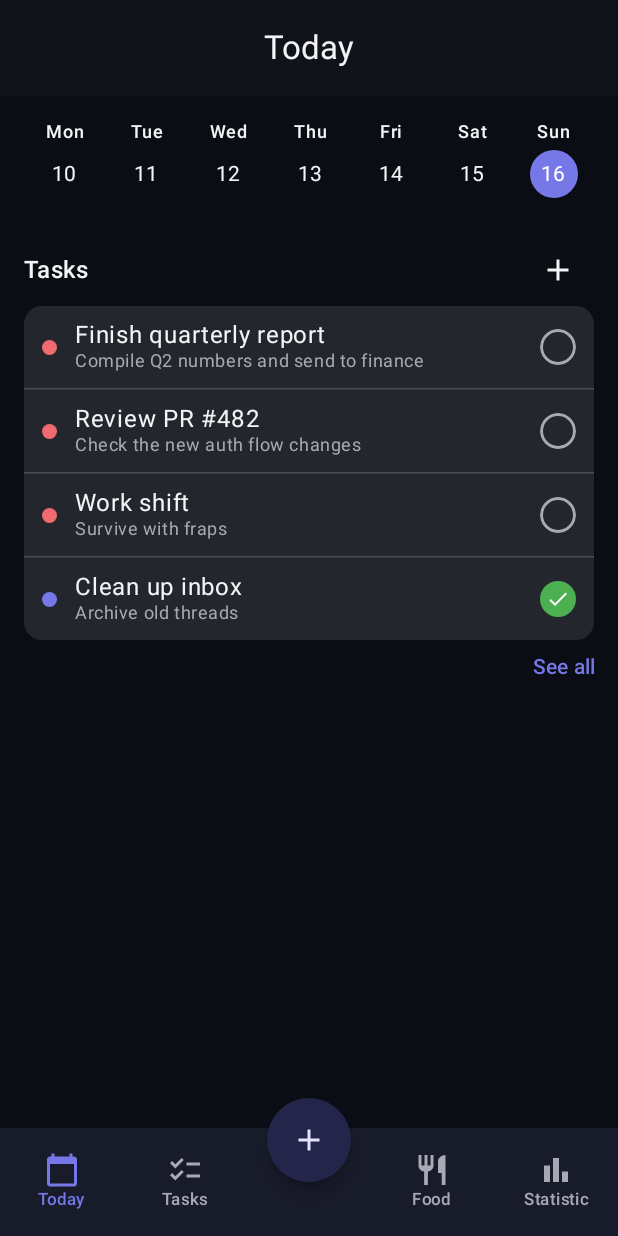
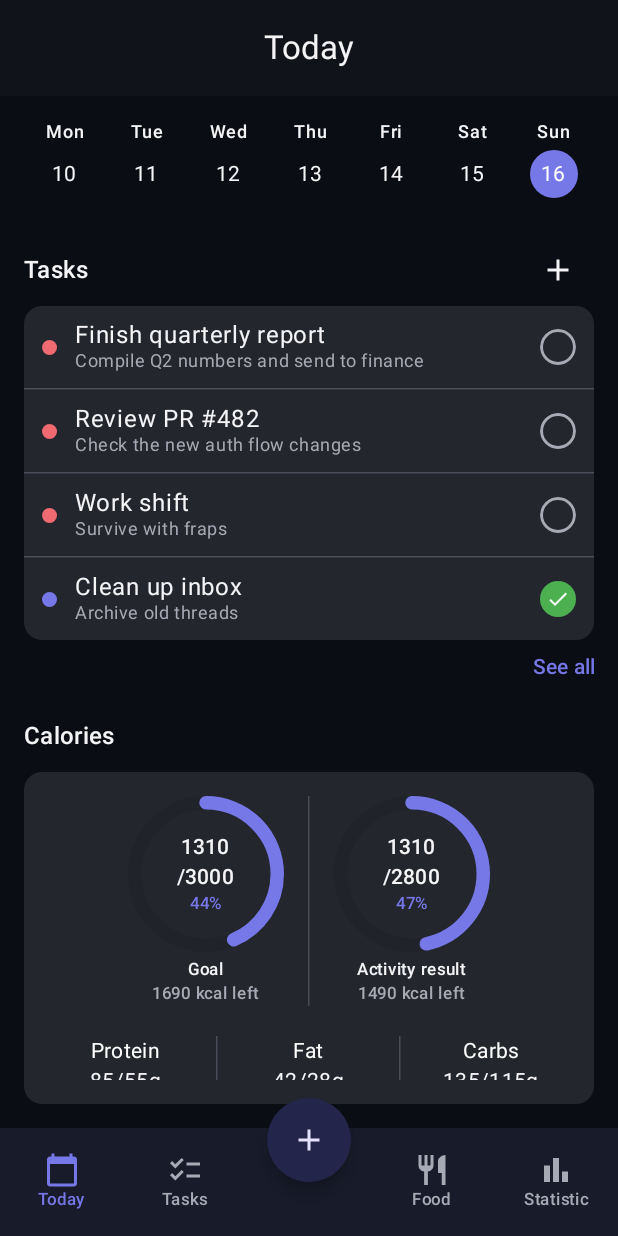
Before and after one commit to PLDima/TaskCal, an Android app built with Jetpack Compose: the screen it shows after launch (MainActivity), on a phone screen of 412 x 824 dp. Run offline under Robolectric (Android 15) with nearby library versions, the phone set to English and light mode, and no system bars; our stand-ins replace Dagger/Hilt's generated code; libraries missing offline, so code that uses them is left out: androidx.hilt.lifecycle.

Commit message:
TKC - 3 - Calories section and mocked data.

```diff
--- /dev/null
+++ b/app/src/main/java/inc/dimasic/taskcal/model/FoodEntry.kt
@@ -0,0 +1,22 @@
+package inc.dimasic.taskcal.model
+
+import java.time.LocalDate
+import java.util.UUID
+
+data class FoodEntry(
+    val id: String = UUID.randomUUID().toString(),
+    val date: LocalDate,
+    val mealType: MealType,
+    val calories: Int,
+    val protein: Double,
+    val carbs: Double,
+    val fat: Double,
+    val note: String,
+)
+
+enum class MealType(val label: String) {
+    BREAKFAST("Breakfast"),
+    LUNCH("Lunch"),
+    DINNER("Dinner"),
+    SNACK("Snack"),
+}
--- a/app/src/main/java/inc/dimasic/taskcal/model/Task.kt
+++ b/app/src/main/java/inc/dimasic/taskcal/model/Task.kt
@@ -1,15 +1,13 @@
 package inc.dimasic.taskcal.model
 
-import java.time.LocalDate
 import java.util.UUID
 
 data class Task(
     val id: String = UUID.randomUUID().toString(),
-    val name: String,
+    val title: String,
     val description: String,
     val priority: Priority,
-    val status: Status,
-    val date: LocalDate,
+    val recurrenceType: RecurrenceType,
 )
 
 enum class Priority(val label: String) {
@@ -18,8 +16,9 @@ enum class Priority(val label: String) {
     HIGH("High"),
 }
 
-enum class Status(val label: String) {
-    TODO("To Do"),
-    IN_PROGRESS("In Progress"),
-    DONE("Done"),
+enum class RecurrenceType(val label: String) {
+    NONE("None"),
+    DAILY("Daily"),
+    WEEKLY("Weekly"),
+    MONTHLY("Monthly"),
 }
--- /dev/null
+++ b/app/src/main/java/inc/dimasic/taskcal/model/TaskOccurrence.kt
@@ -0,0 +1,19 @@
+package inc.dimasic.taskcal.model
+
+import java.time.LocalDate
+import java.time.LocalTime
+import java.util.UUID
+
+data class TaskOccurrence(
+    val id: String = UUID.randomUUID().toString(),
+    val taskId: String,
+    val date: LocalDate,
+    val scheduledTime: LocalTime?,
+    val status: Status,
+)
+
+enum class Status(val label: String) {
+    TODO("To Do"),
+    IN_PROGRESS("In Progress"),
+    DONE("Done"),
+}
--- /dev/null
+++ b/app/src/main/java/inc/dimasic/taskcal/model/UserProfile.kt
@@ -0,0 +1,28 @@
+package inc.dimasic.taskcal.model
+
+import java.time.LocalDate
+import java.util.UUID
+
+data class UserProfile(
+    val id: String = UUID.randomUUID().toString(),
+    val name: String,
+    val email: String,
+    val gender: Gender,
+    val dateOfBirth: LocalDate,
+    val height: Double,
+    val weight: Double,
+    val nutritionGoal: NutritionGoal,
+)
+
+enum class Gender(val label: String) {
+    MALE("Male"),
+    FEMALE("Female"),
+    OTHER("Other"),
+}
+
+data class NutritionGoal(
+    val calories: Int,
+    val protein: Double,
+    val carbs: Double,
+    val fat: Double,
+)
--- /dev/null
+++ b/app/src/main/java/inc/dimasic/taskcal/ui/screens/CaloriesSection.kt
@@ -0,0 +1,257 @@
+package inc.dimasic.taskcal.ui.screens
+
+import androidx.compose.foundation.Canvas
+import androidx.compose.foundation.background
+import androidx.compose.foundation.layout.Arrangement
+import androidx.compose.foundation.layout.Box
+import androidx.compose.foundation.layout.Column
+import androidx.compose.foundation.layout.IntrinsicSize
+import androidx.compose.foundation.layout.Row
+import androidx.compose.foundation.layout.Spacer
+import androidx.compose.foundation.layout.fillMaxHeight
+import androidx.compose.foundation.layout.fillMaxWidth
+import androidx.compose.foundation.layout.height
+import androidx.compose.foundation.layout.padding
+import androidx.compose.foundation.layout.size
+import androidx.compose.foundation.layout.width
+import androidx.compose.foundation.shape.RoundedCornerShape
+import androidx.compose.material3.MaterialTheme
+import androidx.compose.material3.Text
+import androidx.compose.material3.VerticalDivider
+import androidx.compose.runtime.Composable
+import androidx.compose.ui.Alignment
+import androidx.compose.ui.Modifier
+import androidx.compose.ui.draw.clip
+import androidx.compose.ui.geometry.Offset
+import androidx.compose.ui.geometry.Size
+import androidx.compose.ui.graphics.Color
+import androidx.compose.ui.graphics.StrokeCap
+import androidx.compose.ui.graphics.drawscope.Stroke
+import androidx.compose.ui.unit.dp
+import androidx.compose.ui.unit.sp
+import inc.dimasic.taskcal.ui.theme.ItemBackground
+import inc.dimasic.taskcal.ui.theme.ItemSplitter
+import kotlin.math.roundToInt
+
+@Composable
+fun CaloriesSection(
+    calories: CaloriesSummary,
+    modifier: Modifier = Modifier,
+) {
+    Column(modifier = modifier.fillMaxWidth()) {
+        Text(text = "Calories", style = MaterialTheme.typography.titleMedium)
+
+        Column(
+            modifier = Modifier
+                .fillMaxWidth()
+                .padding(top = 12.dp)
+                .clip(RoundedCornerShape(12.dp))
+                .background(ItemBackground)
+                .padding(16.dp),
+        ) {
+            Row(
+                modifier = Modifier
+                    .fillMaxWidth()
+                    .height(IntrinsicSize.Min),
+                horizontalArrangement = Arrangement.spacedBy(16.dp, Alignment.CenterHorizontally),
+                verticalAlignment = Alignment.CenterVertically,
+            ) {
+                CaloriesProgress(
+                    used = calories.caloriesUsed,
+                    total = calories.caloriesGoal,
+                    caption = "Goal",
+                )
+                VerticalDivider(modifier = Modifier.fillMaxHeight(), color = ItemSplitter)
+                CaloriesProgress(
+                    used = calories.caloriesUsed,
+                    total = calories.caloriesBurned,
+                    caption = "Activity result",
+                )
+            }
+
+            Row(
+                modifier = Modifier
+                    .fillMaxWidth()
+                    .padding(top = 20.dp)
+                    .height(IntrinsicSize.Min),
+                verticalAlignment = Alignment.CenterVertically,
+            ) {
+                MacroRow(
+                    label = "Protein",
+                    used = calories.proteinUsed,
+                    goal = calories.proteinGoal,
+                    modifier = Modifier.weight(1f),
+                )
+                VerticalDivider(
+                    modifier = Modifier.fillMaxHeight().padding(horizontal = 8.dp),
+                    color = ItemSplitter,
+                )
+                MacroRow(
+                    label = "Fat",
+                    used = calories.fatUsed,
+                    goal = calories.fatGoal,
+                    modifier = Modifier.weight(1f),
+                )
+                VerticalDivider(
+                    modifier = Modifier.fillMaxHeight().padding(horizontal = 8.dp),
+                    color = ItemSplitter,
+                )
+                MacroRow(
+                    label = "Carbs",
+                    used = calories.carbsUsed,
+                    goal = calories.carbsGoal,
+                    modifier = Modifier.weight(1f),
+                )
+            }
+        }
+    }
+}
+
+@Composable
+private fun CaloriesProgress(
+    used: Int,
+    total: Int,
+    caption: String,
+    modifier: Modifier = Modifier,
+) {
+    val fraction = if (total > 0) (used.toFloat() / total.toFloat()).coerceIn(0f, 1f) else 0f
+    val remaining = (total - used).coerceAtLeast(0)
+    val over = (used - total).coerceAtLeast(0)
+    val percent = (fraction * 100).roundToInt()
+    val trackColor = MaterialTheme.colorScheme.surfaceVariant
+    val progressColor = MaterialTheme.colorScheme.primary
+    val size = 104.dp
+
+    Column(horizontalAlignment = Alignment.CenterHorizontally) {
+        Box(
+            modifier = modifier.size(size),
+            contentAlignment = Alignment.Center,
+        ) {
+            Canvas(modifier = Modifier.size(size)) {
+                val strokeWidth = 9.dp.toPx()
+                val arcSize = Size(this.size.width - strokeWidth, this.size.height - strokeWidth)
+                val topLeft = Offset(strokeWidth / 2, strokeWidth / 2)
+
+                drawArc(
+                    color = trackColor,
+                    startAngle = -90f,
+                    sweepAngle = 360f,
+                    useCenter = false,
+                    topLeft = topLeft,
+                    size = arcSize,
+                    style = Stroke(width = strokeWidth, cap = StrokeCap.Round),
+                )
+                drawArc(
+                    color = progressColor,
+                    startAngle = -90f,
+                    sweepAngle = 360f * fraction,
+                    useCenter = false,
+                    topLeft = topLeft,
+                    size = arcSize,
+                    style = Stroke(width = strokeWidth, cap = StrokeCap.Round),
+                )
+            }
+
+            Column(horizontalAlignment = Alignment.CenterHorizontally) {
+                Text(
+                    text = "$used",
+                    style = MaterialTheme.typography.titleSmall,
+                    maxLines = 1,
+                )
+                Text(
+                    text = "/$total",
+                    style = MaterialTheme.typography.titleSmall,
+                    maxLines = 1,
+                )
+                Text(
+                    text = "$percent%",
+                    style = MaterialTheme.typography.labelSmall,
+                    color = MaterialTheme.colorScheme.primary,
+                )
+            }
+        }
+
+        Text(
+            text = caption,
+            style = MaterialTheme.typography.labelSmall,
+            modifier = Modifier.padding(top = 4.dp),
+        )
+        Text(
+            text = if (used > total) "$over kcal over" else "$remaining kcal left",
+            style = MaterialTheme.typography.labelSmall,
+            color = if (used > total) MaterialTheme.colorScheme.error else MaterialTheme.colorScheme.onSurfaceVariant,
+        )
+    }
+}
+
+@Composable
+private fun MacroRow(
+    label: String,
+    used: Double,
+    goal: Double,
+    modifier: Modifier = Modifier,
+) {
+    val remaining = (goal - used).coerceAtLeast(0.0)
+    val fraction = if (goal > 0) (used / goal).toFloat().coerceIn(0f, 1f) else 0f
+    val percent = (fraction * 100).roundToInt()
+
+    Column(
+        modifier = modifier,
+        horizontalAlignment = Alignment.CenterHorizontally,
+    ) {
+        Text(
+            text = label,
+            style = MaterialTheme.typography.bodyMedium,
+            color = Color.White,
+        )
+        Text(
+            text = "${used.roundToInt()}/${remaining.roundToInt()}g",
+            style = MaterialTheme.typography.bodyMedium,
+        )
+        Spacer(modifier = Modifier.height(6.dp))
+        MacroProgressBar(fraction = fraction, modifier = Modifier.width(56.dp))
+        Text(
+            text = "$percent%",
+            style = MaterialTheme.typography.labelSmall.copy(fontSize = 9.sp),
+            color = MaterialTheme.colorScheme.primary,
+            modifier = Modifier.padding(top = 2.dp),
+        )
+    }
+}
+
+@Composable
+private fun MacroProgressBar(
+    fraction: Float,
+    modifier: Modifier = Modifier,
+) {
+    Box(
+        modifier = modifier
+            .height(4.dp)
+            .clip(RoundedCornerShape(2.dp))
+            .background(MaterialTheme.colorScheme.surfaceVariant),
+    ) {
+        Box(
+            modifier = Modifier
+                .fillMaxHeight()
+                .fillMaxWidth(fraction)
+                .clip(RoundedCornerShape(2.dp))
+                .background(MaterialTheme.colorScheme.primary),
+        )
+    }
+}
+
+data class CaloriesSummary(
+    val caloriesUsed: Int,
+    val caloriesGoal: Int,
+    val caloriesBurned: Int,
+    val proteinUsed: Double,
+    val proteinGoal: Double,
+    val carbsUsed: Double,
+    val carbsGoal: Double,
+    val fatUsed: Double,
+    val fatGoal: Double,
+) {
+    companion object {
+        val Empty = CaloriesSummary(0, 0, 0, 0.0, 0.0, 0.0, 0.0, 0.0, 0.0)
+    }
+}
--- a/app/src/main/java/inc/dimasic/taskcal/ui/screens/TasksSection.kt
+++ b/app/src/main/java/inc/dimasic/taskcal/ui/screens/TasksSection.kt
@@ -32,7 +32,6 @@ import androidx.compose.ui.text.style.TextAlign
 import androidx.compose.ui.unit.dp
 import inc.dimasic.taskcal.model.Priority
 import inc.dimasic.taskcal.model.Status
-import inc.dimasic.taskcal.model.Task
 import inc.dimasic.taskcal.ui.theme.ItemBackground
 import inc.dimasic.taskcal.ui.theme.ItemSplitter
 import inc.dimasic.taskcal.ui.theme.StatusDoneGreen
@@ -41,9 +40,9 @@ private const val VISIBLE_TASK_COUNT = 4
 
 @Composable
 fun TasksSection(
-    tasks: List<Task>,
+    tasks: List<TaskListItem>,
     onSeeAllClick: () -> Unit,
-    onTaskCheckedChange: (Task) -> Unit,
+    onTaskCheckedChange: (TaskListItem) -> Unit,
     modifier: Modifier = Modifier,
 ) {
     val visibleTasks = tasks
@@ -97,7 +96,7 @@ fun TasksSection(
 
 @Composable
 private fun TaskItem(
-    task: Task,
+    task: TaskListItem,
     onCheckedChange: () -> Unit,
     modifier: Modifier = Modifier,
 ) {
@@ -115,7 +114,7 @@ private fun TaskItem(
                 .background(priorityColor(task.priority)),
         )
         Column(modifier = Modifier.weight(1f)) {
-            Text(text = task.name, style = MaterialTheme.typography.bodyLarge)
+            Text(text = task.title, style = MaterialTheme.typography.bodyLarge)
             Text(
                 text = task.description,
                 style = MaterialTheme.typography.bodySmall,
--- a/app/src/main/java/inc/dimasic/taskcal/ui/screens/TodayScreen.kt
+++ b/app/src/main/java/inc/dimasic/taskcal/ui/screens/TodayScreen.kt
@@ -40,6 +40,7 @@ fun TodayScreen(
     val weekDates = remember(monday) { (0..6).map { monday.plusDays(it.toLong()) } }
     val selectedDate by viewModel.selectedDate.collectAsState()
     val tasks by viewModel.tasksForSelectedDate.collectAsState()
+    val calories by viewModel.caloriesForSelectedDate.collectAsState()
 
     Column(modifier = modifier.fillMaxWidth().padding(16.dp)) {
         Row(
@@ -62,7 +63,14 @@ fun TodayScreen(
             onSeeAllClick = {
                 // TODO: navigate to Tasks screen
             },
-            onTaskCheckedChange = { task -> viewModel.toggleTaskCompletion(task.id) },
+            onTaskCheckedChange = { task -> viewModel.toggleTaskCompletion(task.occurrenceId) },
+            modifier = Modifier
+                .fillMaxWidth()
+                .padding(top = 24.dp),
+        )
+
+        CaloriesSection(
+            calories = calories,
             modifier = Modifier
                 .fillMaxWidth()
                 .padding(top = 24.dp),
--- a/app/src/main/java/inc/dimasic/taskcal/ui/screens/TodayViewModel.kt
+++ b/app/src/main/java/inc/dimasic/taskcal/ui/screens/TodayViewModel.kt
@@ -3,9 +3,16 @@ package inc.dimasic.taskcal.ui.screens
 import androidx.lifecycle.ViewModel
 import androidx.lifecycle.viewModelScope
 import dagger.hilt.android.lifecycle.HiltViewModel
+import inc.dimasic.taskcal.model.FoodEntry
+import inc.dimasic.taskcal.model.Gender
+import inc.dimasic.taskcal.model.MealType
+import inc.dimasic.taskcal.model.NutritionGoal
 import inc.dimasic.taskcal.model.Priority
+import inc.dimasic.taskcal.model.RecurrenceType
 import inc.dimasic.taskcal.model.Status
 import inc.dimasic.taskcal.model.Task
+import inc.dimasic.taskcal.model.TaskOccurrence
+import inc.dimasic.taskcal.model.UserProfile
 import java.time.LocalDate
 import javax.inject.Inject
 import kotlinx.coroutines.flow.MutableStateFlow
@@ -15,6 +22,16 @@ import kotlinx.coroutines.flow.asStateFlow
 import kotlinx.coroutines.flow.combine
 import kotlinx.coroutines.flow.stateIn
 
+private const val MOCK_CALORIES_BURNED = 2800
+
+data class TaskListItem(
+    val occurrenceId: String,
+    val title: String,
+    val description: String,
+    val priority: Priority,
+    val status: Status,
+)
+
 @HiltViewModel
 class TodayViewModel @Inject constructor() : ViewModel() {
 
@@ -22,70 +39,152 @@ class TodayViewModel @Inject constructor() : ViewModel() {
     val selectedDate: StateFlow<LocalDate> = _selectedDate.asStateFlow()
 
     private val _tasks = MutableStateFlow(mockTasks())
+    private val _occurrences = MutableStateFlow(mockOccurrences(_tasks.value))
+    private val _foodEntries = MutableStateFlow(mockFoodEntries())
+    private val _userProfile = MutableStateFlow(mockUserProfile())
 
-    val tasksForSelectedDate: StateFlow<List<Task>> =
-        combine(_tasks, _selectedDate) { tasks, date ->
-            tasks.filter { it.date == date }
+    val tasksForSelectedDate: StateFlow<List<TaskListItem>> =
+        combine(_tasks, _occurrences, _selectedDate) { tasks, occurrences, date ->
+            occurrences
+                .filter { it.date == date }
+                .mapNotNull { occurrence ->
+                    val task = tasks.find { it.id == occurrence.taskId } ?: return@mapNotNull null
+                    TaskListItem(
+                        occurrenceId = occurrence.id,
+                        title = task.title,
+                        description = task.description,
+                        priority = task.priority,
+                        status = occurrence.status,
+                    )
+                }
         }.stateIn(viewModelScope, SharingStarted.WhileSubscribed(5_000), emptyList())
+
+    val caloriesForSelectedDate: StateFlow<CaloriesSummary> =
+        combine(_foodEntries, _userProfile, _selectedDate) { entries, profile, date ->
+            val entriesForDate = entries.filter { it.date == date }
+            val goal = profile.nutritionGoal
+            CaloriesSummary(
+                caloriesUsed = entriesForDate.sumOf { it.calories },
+                caloriesGoal = goal.calories,
+                caloriesBurned = MOCK_CALORIES_BURNED,
+                proteinUsed = entriesForDate.sumOf { it.protein },
+                proteinGoal = goal.protein,
+                carbsUsed = entriesForDate.sumOf { it.carbs },
+                carbsGoal = goal.carbs,
+                fatUsed = entriesForDate.sumOf { it.fat },
+                fatGoal = goal.fat,
+            )
+        }.stateIn(viewModelScope, SharingStarted.WhileSubscribed(5_000), CaloriesSummary.Empty)
 
     fun selectDate(date: LocalDate) {
         _selectedDate.value = date
     }
 
-    fun toggleTaskCompletion(taskId: String) {
-        _tasks.value = _tasks.value.map { task ->
-            if (task.id != taskId) {
-                task
+    fun toggleTaskCompletion(occurrenceId: String) {
+        _occurrences.value = _occurrences.value.map { occurrence ->
+            if (occurrence.id != occurrenceId) {
+                occurrence
             } else {
-                task.copy(status = if (task.status == Status.DONE) Status.TODO else Status.DONE)
+                occurrence.copy(status = if (occurrence.status == Status.DONE) Status.TODO else Status.DONE)
             }
         }
     }
 
-    private fun mockTasks(): List<Task> {
+    private fun mockTasks(): List<Task> = listOf(
+        Task(
+            title = "Finish quarterly report",
+            description = "Compile Q2 numbers and send to finance",
+            priority = Priority.HIGH,
+            recurrenceType = RecurrenceType.NONE,
+        ),
+        Task(
+            title = "Review PR #482",
+            description = "Check the new auth flow changes",
+            priority = Priority.HIGH,
+            recurrenceType = RecurrenceType.NONE,
+        ),
+        Task(
+            title = "Clean up inbox",
+            description = "Archive old threads",
+            priority = Priority.LOW,
+            recurrenceType = RecurrenceType.DAILY,
+        ),
+        Task(
+            title = "Schedule dentist appointment",
+            description = "Call clinic before Friday",
+            priority = Priority.MEDIUM,
+            recurrenceType = RecurrenceType.NONE,
+        ),
+        Task(
+            title = "Buy groceries",
+            description = "Milk, eggs, bread, coffee",
+            priority = Priority.LOW,
+            recurrenceType = RecurrenceType.WEEKLY,
+        ),
+        Task(
+            title = "Work shift",
+            description = "Survive with fraps",
+            priority = Priority.HIGH,
+            recurrenceType = RecurrenceType.DAILY,
+        ),
+    )
+
+    private fun mockOccurrences(tasks: List<Task>): List<TaskOccurrence> {
         val today = LocalDate.now()
         return listOf(
-            Task(
-                name = "Finish quarterly report",
-                description = "Compile Q2 numbers and send to finance",
-                priority = Priority.HIGH,
-                status = Status.TODO,
+            TaskOccurrence(taskId = tasks[0].id, date = today, scheduledTime = null, status = Status.TODO),
+            TaskOccurrence(taskId = tasks[1].id, date = today, scheduledTime = null, status = Status.IN_PROGRESS),
+            TaskOccurrence(taskId = tasks[2].id, date = today, scheduledTime = null, status = Status.DONE),
+            TaskOccurrence(taskId = tasks[3].id, date = today.plusDays(1), scheduledTime = null, status = Status.TODO),
+            TaskOccurrence(taskId = tasks[4].id, date = today, scheduledTime = null, status = Status.TODO),
+            TaskOccurrence(taskId = tasks[5].id, date = today, scheduledTime = null, status = Status.TODO),
+        )
+    }
+
+    private fun mockUserProfile(): UserProfile = UserProfile(
+        name = "Alex",
+        email = "alex@example.com",
+        gender = Gender.OTHER,
+        dateOfBirth = LocalDate.of(1995, 5, 20),
+        height = 175.0,
+        weight = 70.0,
+        nutritionGoal = NutritionGoal(
+            calories = 3000,
+            protein = 140.0,
+            carbs = 250.0,
+            fat = 70.0,
+        ),
+    )
+
+    private fun mockFoodEntries(): List<FoodEntry> {
+        val today = LocalDate.now()
+        return listOf(
+            FoodEntry(
                 date = today,
+                mealType = MealType.BREAKFAST,
+                calories = 420,
+                protein = 28.0,
+                carbs = 45.0,
+                fat = 14.0,
+                note = "Oatmeal with eggs",
             ),
-            Task(
-                name = "Review PR #482",
-                description = "Check the new auth flow changes",
-                priority = Priority.HIGH,
-                status = Status.IN_PROGRESS,
+            FoodEntry(
                 date = today,
+                mealType = MealType.LUNCH,
+                calories = 680,
+                protein = 45.0,
+                carbs = 70.0,
+                fat = 20.0,
+                note = "Chicken bowl",
             ),
-            Task(
-                name = "Clean up inbox",
-                description = "Archive old threads",
-                priority = Priority.LOW,
-                status = Status.DONE,
+            FoodEntry(
                 date = today,
-            ),
-            Task(
-                name = "Schedule dentist appointment",
-                description = "Call clinic before Friday",
-                priority = Priority.MEDIUM,
-                status = Status.TODO,
-                date = today.plusDays(1),
-            ),
-            Task(
-                name = "Buy groceries",
-                description = "Milk, eggs, bread, coffee",
-                priority = Priority.LOW,
-                status = Status.TODO,
-                date = today,
-            ),
-            Task(
-                name = "Work shift",
-                description = "Survive with fraps",
-                priority = Priority.HIGH,
-                status = Status.TODO,
-                date = today,
+                mealType = MealType.SNACK,
+                calories = 210,
+                protein = 12.0,
+                carbs = 20.0,
+                fat = 8.0,
+                note = "Protein bar",
             ),
         )
     }
```
